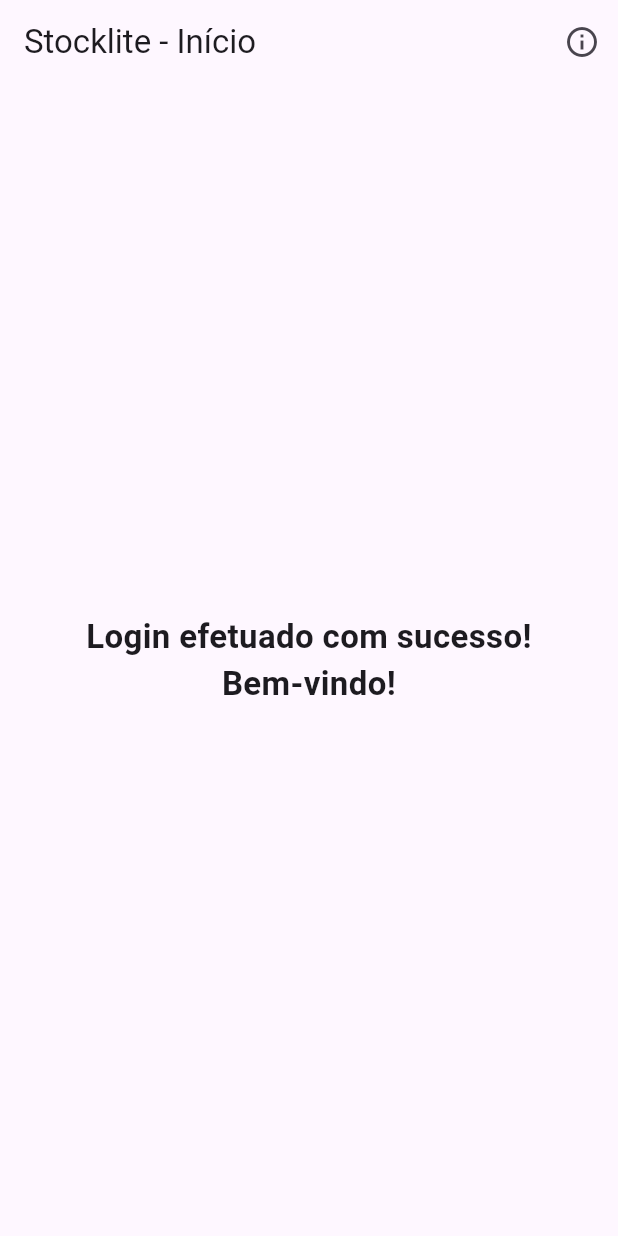
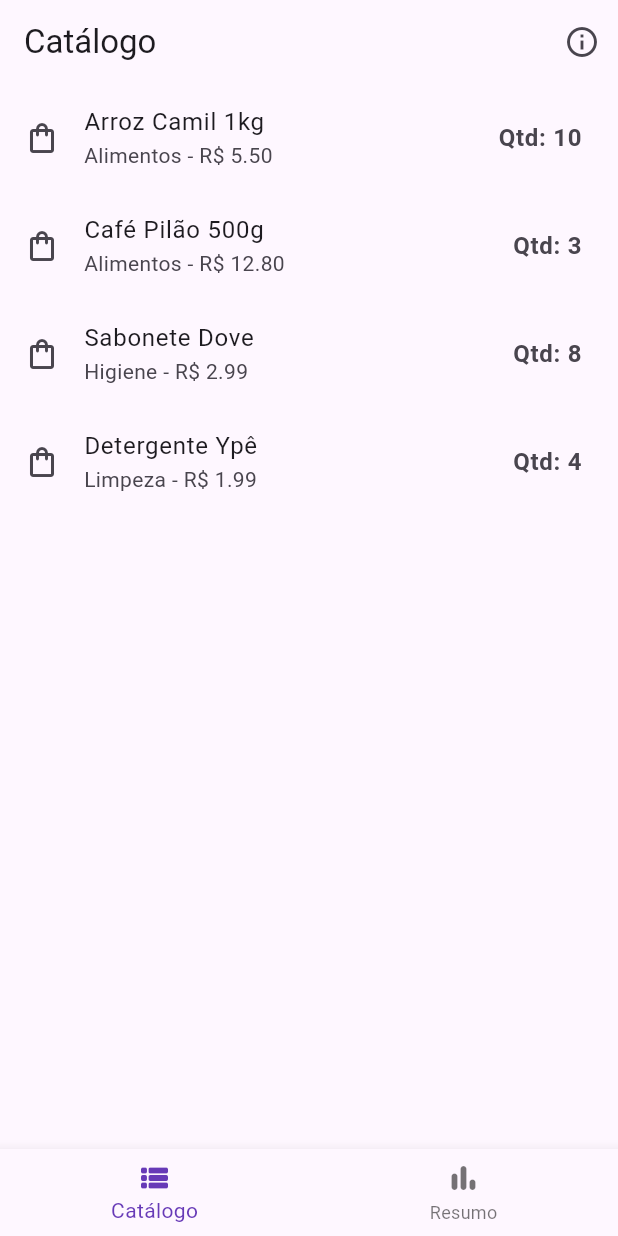
Before and after one commit to matheusrossimachado/Stocklite, a Flutter app: the HomeScreen screen opened directly, on a phone screen of 412 x 824 dp. Run offline on Flutter 3.47's test engine with Material 3 defaults, Android fonts, the phone set to English and light mode, and no system bars; our stand-ins replace device_preview, intl_phone_number_input.

Commit message:
feat: Implement product controller and initial catalog view
This commit sets up the core state management for products and displays the initial catalog list.

- A ProductModel was created to define the product data structure.
- A ProductController using ChangeNotifier was implemented to manage the list of products.
- The provider package was added and the controller is now provided to the widget tree in main.dart.
- The HomeScreen was updated to use a Consumer widget and a ListView.builder to display the mock product data.

```diff
--- /dev/null
+++ b/lib/data/models/product_model.dart
@@ -0,0 +1,25 @@
+// Este arquivo define a estrutura de dados de um Produto.
+// É como o RG de cada item do nosso estoque.
+class ProductModel {
+  // Usamos 'final' porque, uma vez que um produto é criado,
+  // suas propriedades não devem ser alteradas diretamente.
+  // Para mudar a quantidade, por exemplo, usaremos métodos no controller.
+  final String id; // Um identificador único para cada produto.
+  final String name; // O nome do produto (ex: "Arroz Tio João").
+  final double price; // O preço do produto.
+  final String category; // A categoria (ex: "Alimentos", "Higiene").
+  int quantity; // A quantidade atual em estoque. (Não é 'final' pois vai mudar)
+  final int minimumQuantity; // A quantidade mínima para o alerta de "estoque baixo".
+
+  // Este é o "construtor" da nossa classe.
+  // Ele garante que, ao criar um novo produto, todas as informações
+  // necessárias sejam fornecidas.
+  ProductModel({
+    required this.id,
+    required this.name,
+    required this.price,
+    required this.category,
+    required this.quantity,
+    required this.minimumQuantity,
+  });
+}
--- a/lib/main.dart
+++ b/lib/main.dart
@@ -1,13 +1,24 @@
 import 'package:flutter/foundation.dart';
 import 'package:flutter/material.dart';
 import 'package:device_preview/device_preview.dart';
-import 'package:stocklite_app/modules/auth/views/login_screen.dart'; // Usando o nome correto do projeto
+// 1. IMPORTANDO AS FERRAMENTAS NECESSÁRIAS
+import 'package:provider/provider.dart';
+import 'package:stocklite_app/modules/auth/views/login_screen.dart';
+import 'package:stocklite_app/modules/home/controllers/product_controller.dart'; // Nosso novo cérebro!
 
 void main() {
   runApp(
-    DevicePreview(
-      enabled: !kReleaseMode,
-      builder: (context) => const MyApp(),
+    // 2. DISPONIBILIZANDO O CONTROLLER PARA O APP
+    // ChangeNotifierProvider cria uma instância do nosso controller e a "fornece"
+    // para todos os widgets filhos (ou seja, nosso app inteiro).
+    ChangeNotifierProvider(
+      // O 'create' é responsável por construir o nosso controller pela primeira vez.
+      create: (context) => ProductController(),
+      // O DevicePreview agora é filho do Provider.
+      child: DevicePreview(
+        enabled: !kReleaseMode,
+        builder: (context) => const MyApp(),
+      ),
     ),
   );
 }
@@ -20,15 +31,14 @@
     return MaterialApp(
       useInheritedMediaQuery: true,
       locale: DevicePreview.locale(context),
-      // AQUI ESTÁ A CORREÇÃO PRINCIPAL:
       builder: DevicePreview.appBuilder,
-
       title: 'Stocklite',
       debugShowCheckedModeBanner: false,
       theme: ThemeData(
         colorScheme: ColorScheme.fromSeed(seedColor: Colors.deepPurple),
         useMaterial3: true,
       ),
+      // A tela inicial continua sendo a de login.
       home: const LoginScreen(),
     );
   }
--- /dev/null
+++ b/lib/modules/home/controllers/product_controller.dart
@@ -0,0 +1,37 @@
+import 'package:flutter/material.dart';
+// Importando nosso blueprint de produto.
+import 'package:stocklite_app/data/models/product_model.dart';
+
+// 1. A MÁGICA COMEÇA AQUI:
+// Nossa classe "herda" as funcionalidades do ChangeNotifier.
+// Isso dá a ela o poder de notificar os "ouvintes" (nossas telas).
+class ProductController extends ChangeNotifier {
+
+  // 2. A LISTA DE PRODUTOS
+  // Esta é a nossa "fonte da verdade". Todos os produtos do app ficarão aqui.
+  // O '_' no início (_products) a torna "privada", ou seja, só pode ser
+  // alterada de dentro desta classe. Isso é uma boa prática de organização.
+  final List<ProductModel> _products = [
+    // Vamos adicionar alguns produtos "fake" para termos o que mostrar na tela.
+    ProductModel(id: '1', name: 'Arroz Camil 1kg', price: 5.50, category: 'Alimentos', quantity: 10, minimumQuantity: 5),
+    ProductModel(id: '2', name: 'Café Pilão 500g', price: 12.80, category: 'Alimentos', quantity: 3, minimumQuantity: 4),
+    ProductModel(id: '3', name: 'Sabonete Dove', price: 2.99, category: 'Higiene', quantity: 8, minimumQuantity: 2),
+    ProductModel(id: '4', name: 'Detergente Ypê', price: 1.99, category: 'Limpeza', quantity: 4, minimumQuantity: 3),
+  ];
+
+  // 3. O "GETTER" PÚBLICO
+  // Para que nossas telas possam LER a lista de produtos, criamos um "getter".
+  // Ele fornece uma cópia "somente leitura" da lista, impedindo modificações diretas.
+  List<ProductModel> get products => _products;
+
+  // 4. MÉTODOS PARA MODIFICAR A LISTA (Exemplos)
+  // No futuro, teremos os métodos de adicionar, remover, etc.
+  // Por exemplo:
+  void addProduct(ProductModel product) {
+    _products.add(product);
+    // 5. O COMANDO MÁGICO: notificar os ouvintes!
+    // Sempre que a lista for alterada, chamamos notifyListeners().
+    // Isso avisa a tela: "Ei, a lista mudou! Se redesenhe para mostrar a versão mais nova!"
+    notifyListeners();
+  }
+}
--- a/lib/modules/home/views/home_screen.dart
+++ b/lib/modules/home/views/home_screen.dart
@@ -1,41 +1,116 @@
 import 'package:flutter/material.dart';
-// 1. Importando a nossa nova tela "Sobre"
+// 1. IMPORTANDO AS FERRAMENTAS E MODELOS
+import 'package:provider/provider.dart';
+import 'package:stocklite_app/data/models/product_model.dart';
 import 'package:stocklite_app/modules/about/views/about_screen.dart';
+import 'package:stocklite_app/modules/home/controllers/product_controller.dart';
 
-class HomeScreen extends StatelessWidget {
+class HomeScreen extends StatefulWidget {
   const HomeScreen({super.key});
+  @override
+  State<HomeScreen> createState() => _HomeScreenState();
+}
+
+class _HomeScreenState extends State<HomeScreen> {
+  int _selectedIndex = 0;
+
+  // 2. A LISTA DE TELAS AGORA TEM NOSSO CATÁLOGO DE VERDADE
+  static final List<Widget> _widgetOptions = <Widget>[
+    // Posição 0: A nova tela do Catálogo
+    const CatalogTab(), // Substituímos o Center por um widget dedicado
+
+    // Posição 1: A tela do Resumo (continua como placeholder)
+    const Center(
+      child: Text(
+        'Aqui ficará o Resumo/Dashboard',
+        style: TextStyle(fontSize: 22, fontWeight: FontWeight.bold),
+      ),
+    ),
+  ];
+
+  void _onItemTapped(int index) {
+    setState(() {
+      _selectedIndex = index;
+    });
+  }
 
   @override
   Widget build(BuildContext context) {
     return Scaffold(
       appBar: AppBar(
-        title: const Text('Stocklite - Início'),
+        title: Text(_selectedIndex == 0 ? 'Catálogo' : 'Resumo'),
         automaticallyImplyLeading: false,
-        // 2. Adicionando um botão de ação na AppBar
         actions: [
-          // O 'actions' é uma lista de widgets que aparecem à direita do título.
           IconButton(
-            // Usamos um ícone de informação.
             icon: const Icon(Icons.info_outline),
-            // A ação que acontece ao pressionar o botão.
             onPressed: () {
-              // Navegação simples para a nova tela.
               Navigator.of(context).push(
-                MaterialPageRoute(
-                  builder: (context) => const AboutScreen(),
-                ),
+                MaterialPageRoute(builder: (context) => const AboutScreen()),
               );
             },
           ),
         ],
       ),
-      body: const Center(
-        child: Text(
-          'Login efetuado com sucesso!\nBem-vindo!',
-          textAlign: TextAlign.center,
-          style: TextStyle(fontSize: 22, fontWeight: FontWeight.bold),
-        ),
+      body: _widgetOptions.elementAt(_selectedIndex),
+      bottomNavigationBar: BottomNavigationBar(
+        items: const <BottomNavigationBarItem>[
+          BottomNavigationBarItem(
+            icon: Icon(Icons.view_list_rounded),
+            label: 'Catálogo',
+          ),
+          BottomNavigationBarItem(
+            icon: Icon(Icons.bar_chart_rounded),
+            label: 'Resumo',
+          ),
+        ],
+        currentIndex: _selectedIndex,
+        selectedItemColor: Colors.deepPurple,
+        onTap: _onItemTapped,
       ),
     );
   }
 }
+
+// 3. O WIDGET DEDICADO PARA A ABA DE CATÁLOGO
+class CatalogTab extends StatelessWidget {
+  const CatalogTab({super.key});
+
+  @override
+  Widget build(BuildContext context) {
+    // 4. A MÁGICA DO CONSUMER
+    // O widget Consumer "ouve" o ProductController. Toda vez que o controller
+    // chamar 'notifyListeners()', o Consumer vai reconstruir o que está dentro do 'builder'.
+    return Consumer<ProductController>(
+      builder: (context, productController, child) {
+        // 5. CONSTRUINDO A LISTA
+        // Usamos ListView.builder para criar a lista de forma eficiente.
+        // Ele só constrói os itens que estão visíveis na tela.
+        return ListView.builder(
+          // Dizemos quantos itens a lista terá no total.
+          itemCount: productController.products.length,
+          // 'itemBuilder' é a receita para construir cada item da lista.
+          itemBuilder: (context, index) {
+            // Pegamos o produto específico para esta posição da lista.
+            final ProductModel product = productController.products[index];
+
+            // 6. O VISUAL DE CADA ITEM DA LISTA
+            // Usamos um ListTile, que é perfeito para exibir informações de forma organizada.
+            return ListTile(
+              // 'leading' é o widget que aparece no início.
+              leading: const Icon(Icons.shopping_bag_outlined),
+              // 'title' é o texto principal.
+              title: Text(product.name),
+              // 'subtitle' é o texto secundário, abaixo do título.
+              subtitle: Text('${product.category} - R\$ ${product.price.toStringAsFixed(2)}'),
+              // 'trailing' é o widget que aparece no final.
+              trailing: Text(
+                'Qtd: ${product.quantity}',
+                style: const TextStyle(fontSize: 16, fontWeight: FontWeight.bold),
+              ),
+            );
+          },
+        );
+      },
+    );
+  }
+}
--- a/pubspec.yaml
+++ b/pubspec.yaml
@@ -11,6 +11,7 @@
     sdk: flutter
   device_preview: ^1.3.1
   intl_phone_number_input: ^0.7.5
+  provider: ^6.1.5+1
 
 dev_dependencies:
   flutter_test:
```
Also changed, not shown: pubspec.lock.
